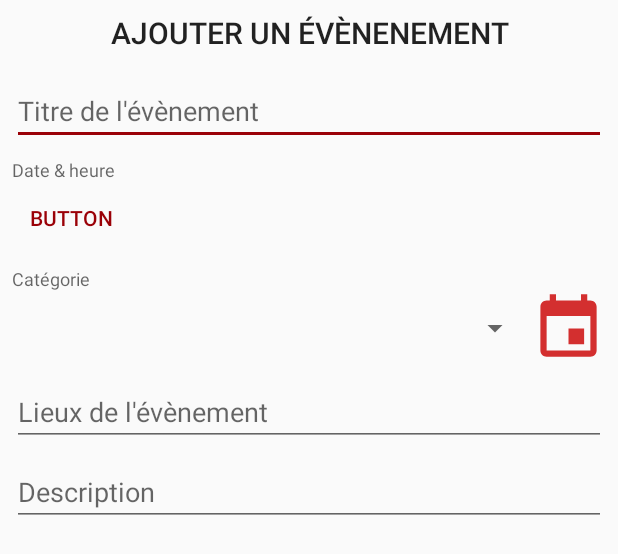
After one commit to DTAMeetUp/App-DTAMeetUp, an Android app: the layout content_add_event.xml on its own in the app's theme, with its tools: preview values and no code run, on a phone screen of 412 x 824 dp. The commit adds this screen. Shown: the top 554 px of the screen. Run offline under Robolectric (Android 15) with nearby library versions, the phone set to English and light mode, and no system bars.

```diff
--- a/app/src/main/AndroidManifest.xml
+++ b/app/src/main/AndroidManifest.xml
@@ -44,7 +44,8 @@
         </activity>
         <activity android:name=".EventListActivity">
         </activity>
-        <activity android:name=".AddEventActivity">
+        <activity android:name=".AddEventActivity"
+            android:theme="@style/AppTheme.NoActionBar">
 
         </activity>
         <activity android:name=".EditEventActivity"></activity>
--- /dev/null
+++ b/app/src/main/res/layout/content_add_event.xml
@@ -0,0 +1,90 @@
+<?xml version="1.0" encoding="utf-8"?>
+<LinearLayout xmlns:android="http://schemas.android.com/apk/res/android"
+    xmlns:app="http://schemas.android.com/apk/res-auto"
+    xmlns:tools="http://schemas.android.com/tools"
+    android:layout_width="match_parent"
+    android:layout_height="match_parent"
+    android:layout_margin="@dimen/small_margin"
+    android:orientation="vertical">
+
+    <TextView
+        android:id="@+id/textView"
+        android:layout_width="match_parent"
+        android:layout_height="wrap_content"
+        android:layout_marginBottom="@dimen/default_margin"
+        android:text="@string/add_event"
+        android:textAlignment="center"
+        android:textAllCaps="true"
+        android:textAppearance="@style/TextAppearance.AppCompat.Title" />
+
+    <EditText
+        android:id="@+id/eventTitleEditText"
+        android:layout_width="match_parent"
+        android:layout_height="wrap_content"
+        android:layout_marginBottom="@dimen/small_margin"
+        android:ems="10"
+        android:hint="@string/event_title"
+        android:inputType="text" />
+
+    <TextView
+        android:id="@+id/textView2"
+        android:layout_width="match_parent"
+        android:layout_height="wrap_content"
+        android:text="@string/date_and_time"
+        android:textAppearance="@style/TextAppearance.AppCompat.Caption" />
+
+    <Button
+        android:id="@+id/datetimeButton"
+        style="@style/Widget.AppCompat.Button.Borderless.Colored"
+        android:layout_width="match_parent"
+        android:layout_height="wrap_content"
+        android:layout_marginBottom="@dimen/small_margin"
+        android:text="Button"
+        android:textAlignment="textStart" />
+
+    <TextView
+        android:id="@+id/textView3"
+        android:layout_width="match_parent"
+        android:layout_height="wrap_content"
+        android:text="@string/event_category"
+        android:textAppearance="@style/TextAppearance.AppCompat.Caption" />
+
+    <LinearLayout
+        android:layout_width="match_parent"
+        android:layout_height="wrap_content"
+        android:layout_marginBottom="@dimen/small_margin"
+        android:orientation="horizontal">
+
+        <Spinner
+            android:id="@+id/categoriesSpinner"
+            android:layout_width="wrap_content"
+            android:layout_height="match_parent"
+            android:layout_weight="1"
+            android:spinnerMode="dialog" />
+
+        <ImageView
+            android:id="@+id/imageView"
+            android:layout_width="50dp"
+            android:layout_height="50dp"
+            android:tint="@color/colorPrimary"
+            app:srcCompat="@drawable/ic_event" />
+    </LinearLayout>
+
+    <EditText
+        android:id="@+id/locationEditText"
+        android:layout_width="match_parent"
+        android:layout_height="wrap_content"
+        android:layout_marginBottom="@dimen/small_margin"
+        android:ems="10"
+        android:hint="@string/location"
+        android:inputType="textPersonName" />
+
+    <EditText
+        android:id="@+id/descriptionEditText"
+        android:layout_width="match_parent"
+        android:layout_height="wrap_content"
+        android:ems="10"
+        android:hint="@string/description"
+        android:inputType="textMultiLine" />
+
+</LinearLayout>
--- a/app/src/main/res/values/strings.xml
+++ b/app/src/main/res/values/strings.xml
@@ -23,6 +23,7 @@
     <string name="event_category">Catégorie</string>
     <string name="location">Lieux de l\'évènement</string>
     <string name="description">Description</string>
+    <string name="save">Sauvegarder</string>
 
     <string-array name="categories">
         <item name="bar">Bar</item>
--- a/app/src/main/res/values/styles.xml
+++ b/app/src/main/res/values/styles.xml
@@ -8,4 +8,21 @@
         <item name="colorAccent">@color/colorAccent</item>
     </style>
 
+    <style name="AppTheme.AppBarOverlay" parent="ThemeOverlay.AppCompat.Dark.ActionBar">
+        <item name="android:textColorPrimary">@android:color/white</item>
+        <item name="android:textColorSecondary">@android:color/white</item>
+    </style>
+
+    <style name="AppTheme.PopupOverlay" parent="ThemeOverlay.AppCompat.Light" />
+
+
+    <style name="AppTheme.NoActionBar">
+        <item name="windowActionBar">false</item>
+        <item name="windowNoTitle">true</item>
+    </style>
+
+    <style name="SplashTheme" parent="AppTheme.NoActionBar">
+        <!--<item name="android:windowBackground">@drawable/splashscreen</item>-->
+    </style>
+
 </resources>
```
Also changed, not shown: app/src/main/java/fr/dta/formtion/dta_meetup/AddEventActivity.java (+35 -0 lines), app/src/main/res/drawable/ic_validate.xml (added, +9 -0 lines), app/src/main/res/layout/activity_add_event.xml (+12 -78 lines), app/src/main/res/menu/menu_save.xml (added, +10 -0 lines).
